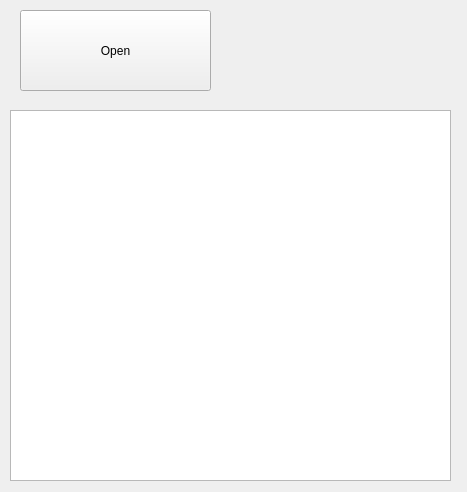
Above: widget.ui from tdmatsu/MIDIAnalyzer before the change. Below: the same form after it.
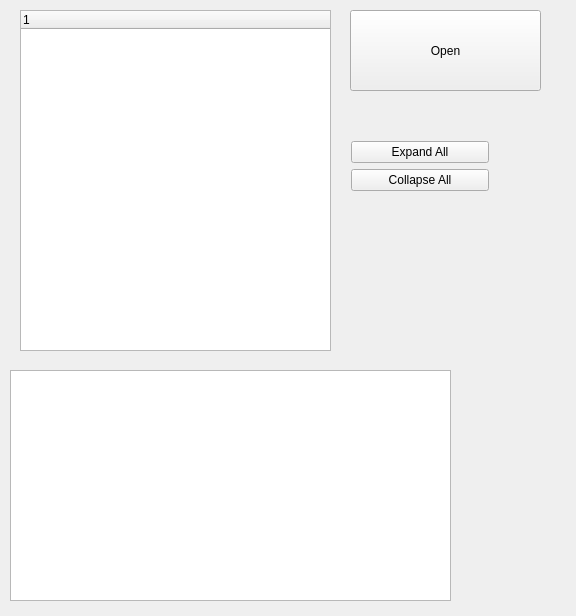
That is the form after the change.

Commit message: now partly analyzed midi data will be shown in tree view

Diff of the .ui file:
```diff
--- a/widget.ui
+++ b/widget.ui
@@ -6,8 +6,8 @@
    <rect>
     <x>0</x>
     <y>0</y>
-    <width>467</width>
-    <height>492</height>
+    <width>576</width>
+    <height>616</height>
    </rect>
   </property>
   <property name="windowTitle">
@@ -16,7 +16,7 @@
   <widget class="QPushButton" name="btnOpen">
    <property name="geometry">
     <rect>
-     <x>20</x>
+     <x>350</x>
      <y>10</y>
      <width>191</width>
      <height>81</height>
@@ -30,15 +30,69 @@
    <property name="geometry">
     <rect>
      <x>10</x>
-     <y>110</y>
+     <y>370</y>
      <width>441</width>
-     <height>371</height>
+     <height>231</height>
     </rect>
    </property>
    <property name="styleSheet">
     <string notr="true">font: 9pt &quot;Courier New&quot;;</string>
    </property>
   </widget>
+  <widget class="QTreeWidget" name="treeWidget">
+   <property name="geometry">
+    <rect>
+     <x>20</x>
+     <y>10</y>
+     <width>311</width>
+     <height>341</height>
+    </rect>
+   </property>
+   <column>
+    <property name="text">
+     <string notr="true">1</string>
+    </property>
+   </column>
+  </widget>
+  <widget class="QWidget" name="verticalLayoutWidget">
+   <property name="geometry">
+    <rect>
+     <x>340</x>
+     <y>130</y>
+     <width>160</width>
+     <height>80</height>
+    </rect>
+   </property>
+   <layout class="QVBoxLayout" name="verticalLayout">
+    <item>
+     <widget class="QPushButton" name="pushButton">
+      <property name="text">
+       <string>Expand All</string>
+      </property>
+     </widget>
+    </item>
+    <item>
+     <widget class="QPushButton" name="pushButton_2">
+      <property name="text">
+       <string>Collapse All</string>
+      </property>
+     </widget>
+    </item>
+    <item>
+     <spacer name="verticalSpacer">
+      <property name="orientation">
+       <enum>Qt::Vertical</enum>
+      </property>
+      <property name="sizeHint" stdset="0">
+       <size>
+        <width>20</width>
+        <height>40</height>
+       </size>
+      </property>
+     </spacer>
+    </item>
+   </layout>
+  </widget>
  </widget>
  <layoutdefault spacing="6" margin="11"/>
  <resources/>
```
Left out of the diff: 35 changed lines with no effect on the pictures. The commit also changes 7 other files.
